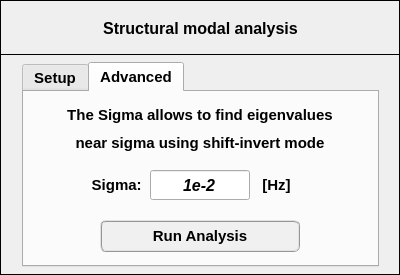
This is data/user_input/ui/analysis_/structural_/modal_analysis_input.ui in open-pulse/OpenPulse as Qt 5 draws it before an edit. The edited form follows.
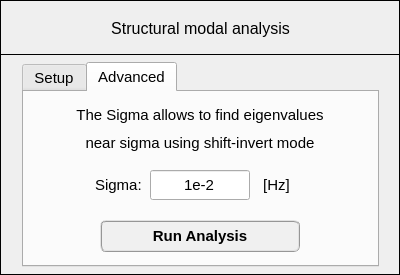
This is the edited form. The open tabs and pages were chosen to show the change. Icons and pictures are not drawn.

What changed in the file:
```diff
--- a/data/user_input/ui/analysis_/structural_/modal_analysis_input.ui
+++ b/data/user_input/ui/analysis_/structural_/modal_analysis_input.ui
@@ -80,9 +80,9 @@
      <font>
       <family>MS Shell Dlg 2</family>
       <pointsize>11</pointsize>
-      <weight>75</weight>
+      <weight>50</weight>
       <italic>false</italic>
-      <bold>true</bold>
+      <bold>false</bold>
      </font>
     </property>
     <property name="currentIndex">
@@ -314,8 +314,8 @@
        <font>
         <family>MS Shell Dlg 2</family>
         <pointsize>11</pointsize>
-        <weight>75</weight>
-        <bold>true</bold>
+        <weight>50</weight>
+        <bold>false</bold>
        </font>
       </property>
       <property name="text">
@@ -350,8 +350,8 @@
        <font>
         <family>MS Shell Dlg 2</family>
         <pointsize>11</pointsize>
-        <weight>75</weight>
-        <bold>true</bold>
+        <weight>50</weight>
+        <bold>false</bold>
        </font>
       </property>
       <property name="text">
@@ -384,11 +384,11 @@
       </property>
       <property name="font">
        <font>
-        <family>Arial</family>
-        <pointsize>12</pointsize>
-        <weight>75</weight>
-        <italic>true</italic>
-        <bold>true</bold>
+        <family>MS Shell Dlg 2</family>
+        <pointsize>11</pointsize>
+        <weight>50</weight>
+        <italic>false</italic>
+        <bold>false</bold>
        </font>
       </property>
       <property name="toolTip">
@@ -465,9 +465,9 @@
        <font>
         <family>MS Shell Dlg 2</family>
         <pointsize>11</pointsize>
-        <weight>75</weight>
+        <weight>50</weight>
         <italic>false</italic>
-        <bold>true</bold>
+        <bold>false</bold>
        </font>
       </property>
       <property name="text">
@@ -505,9 +505,9 @@
        <font>
         <family>MS Shell Dlg 2</family>
         <pointsize>11</pointsize>
-        <weight>75</weight>
+        <weight>50</weight>
         <italic>false</italic>
-        <bold>true</bold>
+        <bold>false</bold>
        </font>
       </property>
       <property name="text">
@@ -562,9 +562,9 @@
      <font>
       <family>MS Shell Dlg 2</family>
       <pointsize>12</pointsize>
-      <weight>75</weight>
+      <weight>50</weight>
       <italic>false</italic>
-      <bold>true</bold>
+      <bold>false</bold>
      </font>
     </property>
     <property name="text">
```
Left out of the diff: 16 changed lines with no effect on the pictures.
